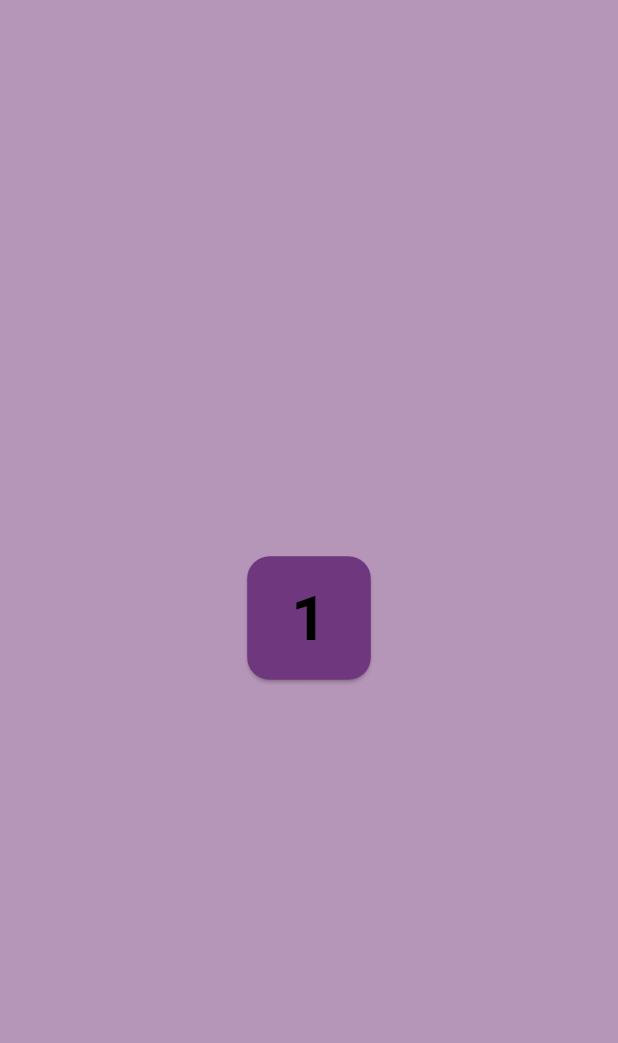
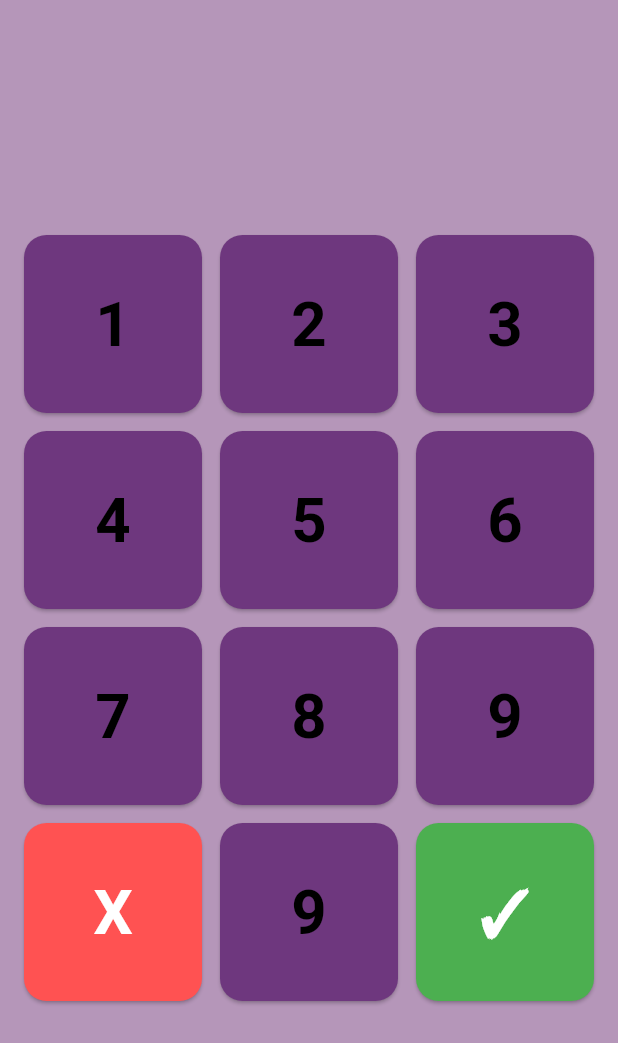
Before and after one commit to mrnipundilshan/fidenz_assignment_quizapp, a Flutter app: the screen it shows after launch, on a phone screen of 412 x 824 dp. Shown: the top 1043 px of the screen. Run offline on Flutter 3.47's test engine with Material 3 defaults, Android fonts, the phone set to English and light mode, and no system bars.

Commit message:
keypad UI develop

```diff
--- a/lib/components/my_button.dart
+++ b/lib/components/my_button.dart
@@ -5,12 +5,14 @@ class MyButton extends StatefulWidget {
   final String title;
   final bool isSelected;
   final VoidCallback? function;
+  final Color color;
   const MyButton({
     super.key,
     required this.width,
     required this.title,
     required this.isSelected,
     this.function,
+    required this.color,
   });
 
   @override
@@ -26,15 +28,25 @@ class _MyButtonState extends State<MyButton> {
       child: ElevatedButton(
         onPressed: () {},
         style: ElevatedButton.styleFrom(
-          backgroundColor: Color(0xFF6e377e),
+          backgroundColor: widget.title == "✓"
+              ? Colors.green
+              : widget.isSelected
+              ? Colors.black
+              : widget.color,
           shape: RoundedRectangleBorder(
-            borderRadius: BorderRadius.circular(15), // circular corners
+            borderRadius: BorderRadius.circular(15),
           ),
         ),
         child: Text(
-          "1",
+          widget.title,
           style: TextStyle(
-            color: Colors.black,
+            color: widget.title == "✓"
+                ? Colors.white
+                : widget.title == "X"
+                ? Colors.white
+                : widget.isSelected
+                ? Colors.white
+                : Colors.black,
             fontSize: widget.width * 0.1,
             fontWeight: FontWeight.bold,
           ),
--- a/lib/features/home_page.dart
+++ b/lib/features/home_page.dart
@@ -9,15 +9,45 @@ class HomePage extends StatefulWidget {
 }
 
 class _HomePageState extends State<HomePage> {
+  final List<Map<String, dynamic>> buttons = [
+    {'title': '1', 'color': Color(0xFF6e377e)},
+    {'title': '2', 'color': Color(0xFF6e377e)},
+    {'title': '3', 'color': Color(0xFF6e377e)},
+    {'title': '4', 'color': Color(0xFF6e377e)},
+    {'title': '5', 'color': Color(0xFF6e377e)},
+    {'title': '6', 'color': Color(0xFF6e377e)},
+    {'title': '7', 'color': Color(0xFF6e377e)},
+    {'title': '8', 'color': Color(0xFF6e377e)},
+    {'title': '9', 'color': Color(0xFF6e377e)},
+    {'title': 'X', 'color': Colors.redAccent},
+    {'title': '9', 'color': Color(0xFF6e377e)},
+    {'title': '✓', 'color': Color(0xFF6e377e)},
+  ];
+
   @override
   Widget build(BuildContext context) {
     double width = MediaQuery.of(context).size.width;
     return Scaffold(
       backgroundColor: Color(0xFFb596b9),
       body: Center(
-        child: Column(
-          mainAxisAlignment: MainAxisAlignment.center,
-          children: [MyButton(width: width, title: '1', isSelected: true)],
+        child: GridView.builder(
+          shrinkWrap: true,
+          padding: const EdgeInsets.all(16),
+          gridDelegate: const SliverGridDelegateWithFixedCrossAxisCount(
+            crossAxisCount: 3,
+            mainAxisSpacing: 12,
+            crossAxisSpacing: 12,
+          ),
+          itemCount: buttons.length,
+          itemBuilder: (context, index) {
+            final item = buttons[index];
+            return MyButton(
+              width: width,
+              title: item['title'],
+              isSelected: false,
+              color: item['color'],
+            );
+          },
         ),
       ),
     );
```
